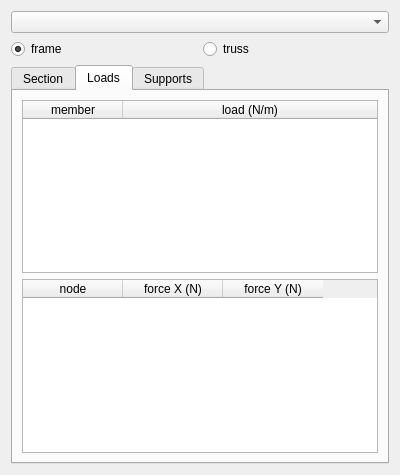
Old version of the form anastruct_fc/anastruct6.ui in the repository oddtopus/macros.
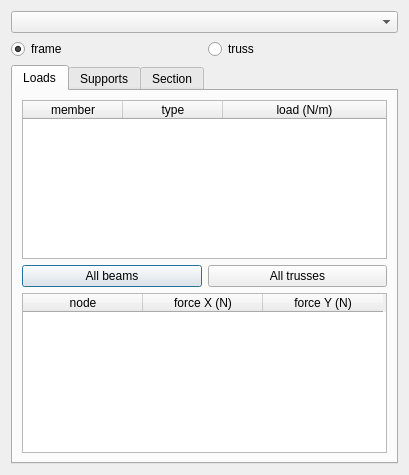
New version of the form. The open tabs and pages were chosen to show the change.

The edit to the form file:
```diff
--- a/anastruct_fc/anastruct6.ui
+++ b/anastruct_fc/anastruct6.ui
@@ -6,7 +6,7 @@
    <rect>
     <x>0</x>
     <y>0</y>
-    <width>400</width>
+    <width>409</width>
     <height>475</height>
    </rect>
   </property>
@@ -19,6 +19,103 @@
      <property name="currentIndex">
       <number>0</number>
      </property>
+     <widget class="QWidget" name="tab_2">
+      <attribute name="title">
+       <string>Loads</string>
+      </attribute>
+      <layout class="QGridLayout" name="gridLayout_3">
+       <item row="2" column="0">
+        <widget class="QPushButton" name="btnFrame">
+         <property name="text">
+          <string>All beams</string>
+         </property>
+        </widget>
+       </item>
+       <item row="2" column="1">
+        <widget class="QPushButton" name="btnTruss">
+         <property name="text">
+          <string>All trusses</string>
+         </property>
+        </widget>
+       </item>
+       <item row="1" column="0" colspan="2">
+        <widget class="QTableWidget" name="tableDistrib">
+         <attribute name="horizontalHeaderStretchLastSection">
+          <bool>true</bool>
+         </attribute>
+         <column>
+          <property name="text">
+           <string>member</string>
+          </property>
+         </column>
+         <column>
+          <property name="text">
+           <string>type</string>
+          </property>
+          <property name="textAlignment">
+           <set>AlignHCenter|AlignVCenter|AlignCenter</set>
+          </property>
+         </column>
+         <column>
+          <property name="text">
+           <string>load (N/m)</string>
+          </property>
+         </column>
+        </widget>
+       </item>
+       <item row="3" column="0" colspan="2">
+        <widget class="QTableWidget" name="tableConc">
+         <attribute name="horizontalHeaderDefaultSectionSize">
+          <number>120</number>
+         </attribute>
+         <column>
+          <property name="text">
+           <string>node</string>
+          </property>
+         </column>
+         <column>
+          <property name="text">
+           <string>force X (N)</string>
+          </property>
+         </column>
+         <column>
+          <property name="text">
+           <string>force Y (N)</string>
+          </property>
+         </column>
+        </widget>
+       </item>
+      </layout>
+     </widget>
+     <widget class="QWidget" name="tab_3">
+      <attribute name="title">
+       <string>Supports</string>
+      </attribute>
+      <layout class="QGridLayout" name="gridLayout_4">
+       <item row="0" column="0">
+        <widget class="QTableWidget" name="table_2">
+         <attribute name="horizontalHeaderStretchLastSection">
+          <bool>true</bool>
+         </attribute>
+         <row>
+          <property name="text">
+           <string>1</string>
+          </property>
+         </row>
+         <column>
+          <property name="text">
+           <string>node</string>
+          </property>
+         </column>
+         <column>
+          <property name="text">
+           <string>constraint</string>
+          </property>
+         </column>
+        </widget>
+       </item>
+      </layout>
+     </widget>
      <widget class="QWidget" name="tab">
       <attribute name="title">
        <string>Section</string>
@@ -81,88 +178,6 @@
        </item>
       </layout>
      </widget>
-     <widget class="QWidget" name="tab_2">
-      <attribute name="title">
-       <string>Loads</string>
-      </attribute>
-      <layout class="QGridLayout" name="gridLayout_3">
-       <item row="0" column="0">
-        <widget class="QTableWidget" name="tableDistrib">
-         <attribute name="horizontalHeaderStretchLastSection">
-          <bool>true</bool>
-         </attribute>
-         <column>
-          <property name="text">
-           <string>member</string>
-          </property>
-         </column>
-         <column>
-          <property name="text">
-           <string>load (N/m)</string>
-          </property>
-         </column>
-        </widget>
-       </item>
-       <item row="1" column="0">
-        <widget class="QTableWidget" name="tableConc">
-         <column>
-          <property name="text">
-           <string>node</string>
-          </property>
-         </column>
-         <column>
-          <property name="text">
-           <string>force X (N)</string>
-          </property>
-         </column>
-         <column>
-          <property name="text">
-           <string>force Y (N)</string>
-          </property>
-         </column>
-        </widget>
-       </item>
-      </layout>
-     </widget>
-     <widget class="QWidget" name="tab_3">
-      <attribute name="title">
-       <string>Supports</string>
-      </attribute>
-      <layout class="QGridLayout" name="gridLayout_4">
-       <item row="0" column="0">
-        <widget class="QTableWidget" name="table_2">
-         <attribute name="horizontalHeaderStretchLastSection">
-          <bool>true</bool>
-         </attribute>
-         <row>
-          <property name="text">
-           <string>1</string>
-          </property>
-         </row>
-         <column>
-          <property name="text">
-           <string>node</string>
-          </property>
-         </column>
-         <column>
-          <property name="text">
-           <string>constraint</string>
-          </property>
-         </column>
-        </widget>
-       </item>
-       <item row="1" column="0">
-        <widget class="QLabel" name="label_4">
-         <property name="text">
-          <string>(fix ,roll or hinge)</string>
-         </property>
-         <property name="alignment">
-          <set>Qt::AlignCenter</set>
-         </property>
-        </widget>
-       </item>
-      </layout>
-     </widget>
     </widget>
    </item>
    <item row="0" column="0" colspan="2">
```
